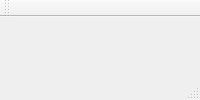
Old version of the form mainwindow.ui in the repository lzk/richovop.
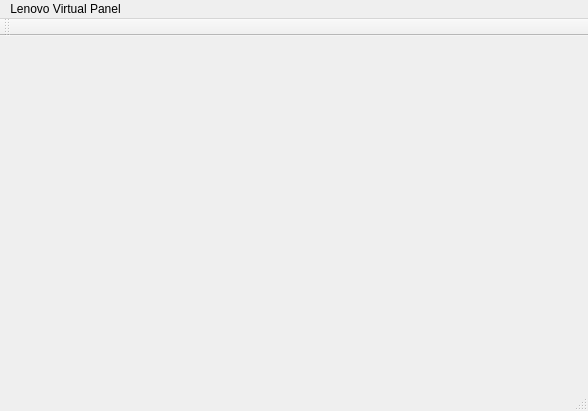
New version of the form.

Patch:
```diff
--- a/mainwindow.ui
+++ b/mainwindow.ui
@@ -2,6 +2,14 @@
 <ui version="4.0">
  <class>MainWindow</class>
  <widget class="QMainWindow" name="MainWindow">
+  <property name="geometry">
+   <rect>
+    <x>0</x>
+    <y>0</y>
+    <width>588</width>
+    <height>411</height>
+   </rect>
+  </property>
   <property name="windowTitle">
    <string>MainWindow</string>
   </property>
@@ -11,10 +19,17 @@
     <rect>
      <x>0</x>
      <y>0</y>
-     <width>20</width>
+     <width>588</width>
      <height>28</height>
     </rect>
    </property>
+   <widget class="QMenu" name="menuLenovo_Virtual_Panel">
+    <property name="title">
+     <string>Lenovo Virtual Panel</string>
+    </property>
+    <addaction name="actionExit_Lenovo_Virtual_Panel"/>
+   </widget>
+   <addaction name="menuLenovo_Virtual_Panel"/>
   </widget>
   <widget class="QToolBar" name="mainToolBar">
    <attribute name="toolBarArea">
```
Left out of the diff: 8 changed lines with no effect on the pictures.
